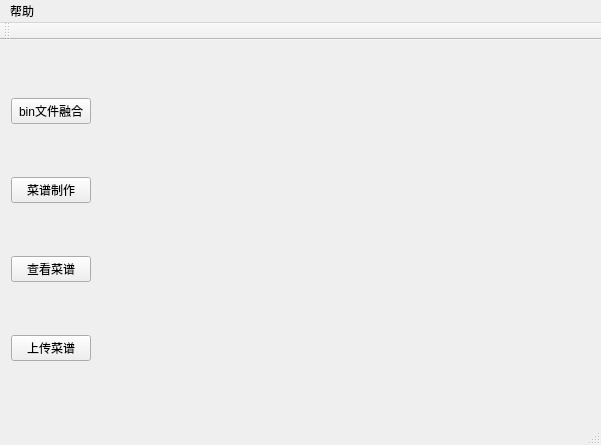
First picture: the form in bin_fuse/bin_fuse/mainwindow.ui, repository wurendi-xx/work_store, before the edit.
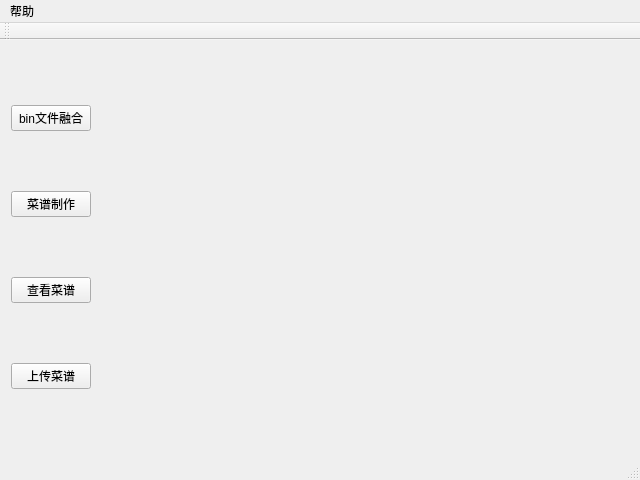
Second picture: the form after the edit.

What changed in the file:
```diff
--- a/bin_fuse/bin_fuse/mainwindow.ui
+++ b/bin_fuse/bin_fuse/mainwindow.ui
@@ -6,8 +6,8 @@
    <rect>
     <x>0</x>
     <y>0</y>
-    <width>601</width>
-    <height>445</height>
+    <width>640</width>
+    <height>480</height>
    </rect>
   </property>
   <property name="windowTitle">
@@ -67,7 +67,7 @@
     <rect>
      <x>0</x>
      <y>0</y>
-     <width>601</width>
+     <width>640</width>
      <height>23</height>
     </rect>
    </property>
```
